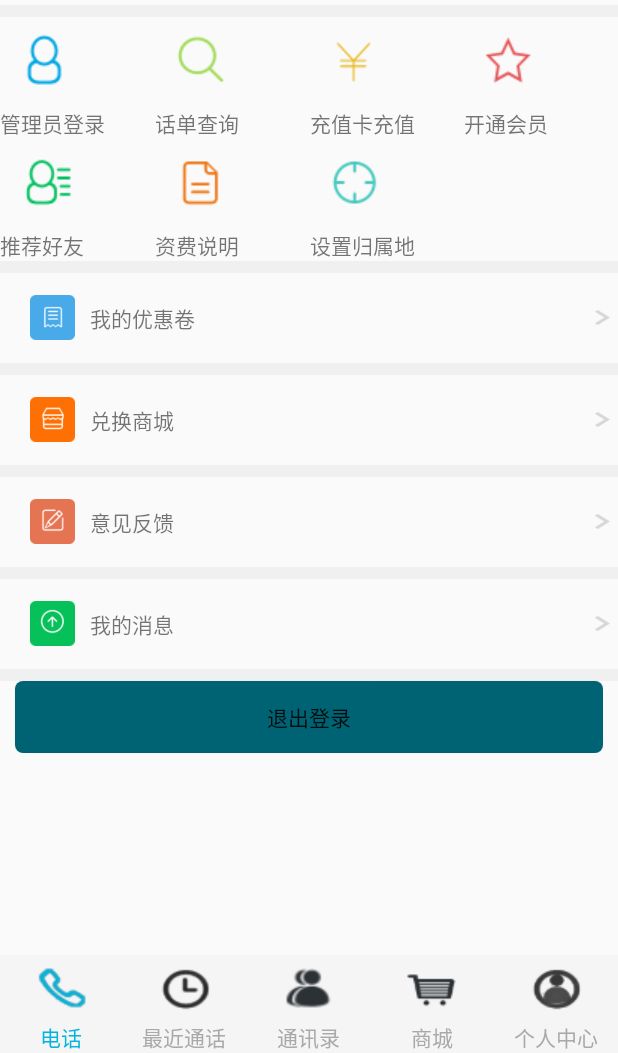
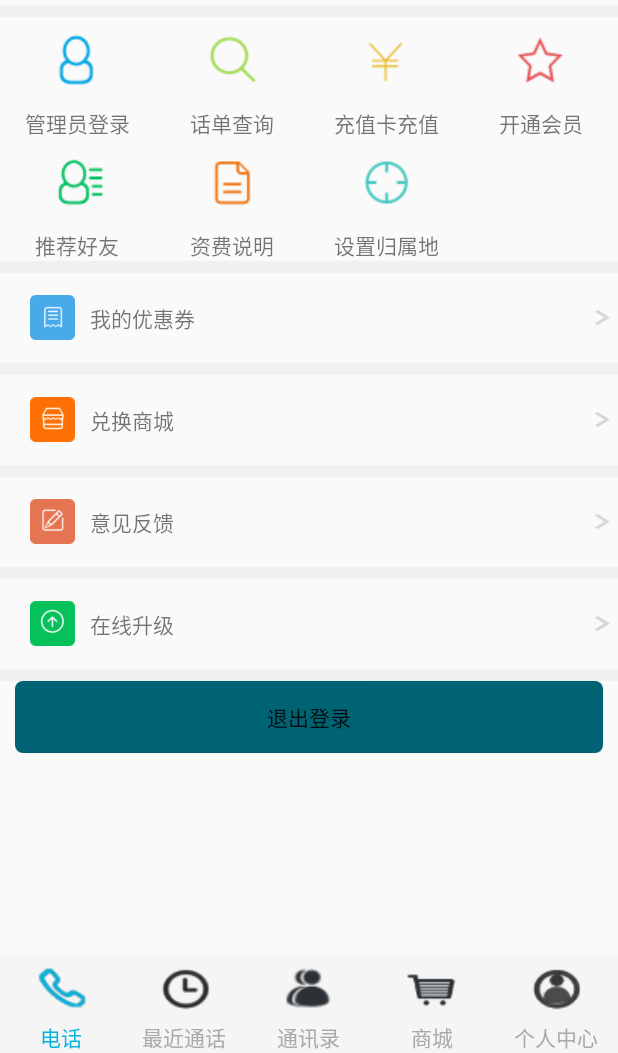
Before and after one commit to cpf1969210/Phone, an Android app: the fragment FragmentMe placed in its activity, on a phone screen of 412 x 824 dp, the part 183-1236 px from its top. Run offline under Robolectric (Android 15) with nearby library versions, the phone set to English and light mode, and no system bars.

Commit message:
2016.3.8下午

```diff
--- a/app/src/main/AndroidManifest.xml
+++ b/app/src/main/AndroidManifest.xml
@@ -40,6 +40,10 @@
         <activity
             android:name=".FragmentRecent"
             android:label="@string/title_activity_fragment_recent"
+            android:theme="@style/AppTheme.NoActionBar" />
+        <activity
+            android:name=".FragmentMe_login"
+            android:label="@string/title_activity_fragment_me_login"
             android:theme="@style/AppTheme.NoActionBar"></activity>
     </application>
 
--- a/app/src/main/java/com/example/chen/phone/FragmentMe.java
+++ b/app/src/main/java/com/example/chen/phone/FragmentMe.java
@@ -1,11 +1,15 @@
 package com.example.chen.phone;
 
+import android.content.Intent;
 import android.os.Bundle;
 import android.support.annotation.Nullable;
 import android.support.v4.app.Fragment;
 import android.view.LayoutInflater;
 import android.view.View;
 import android.view.ViewGroup;
+import android.widget.ImageView;
+import android.widget.TextView;
+
 /**
  * @author chen
  * 2016/2/26
@@ -22,8 +26,29 @@ public class FragmentMe extends Fragment {
     public View onCreateView(LayoutInflater inflater, ViewGroup container,  Bundle savedInstanceState) {
         // TODO Auto-generated method stub
 
-        return inflater.inflate(R.layout.fragement_me, container, false);
-
+         View view=inflater.inflate(R.layout.fragement_me, container, false);
+        ImageView login=(ImageView)view.findViewById(R.id.admin_login);
+        TextView text_login=(TextView)view.findViewById(R.id.text_login);
+        login.setOnClickListener(listener);
+        text_login.setOnClickListener(listener);
+        return view;
 
     }
-}
+    private View.OnClickListener listener = new View.OnClickListener() {
+        @Override
+        public void onClick(View v) {
+            switch (v.getId()) {
+                case R.id.admin_login:
+                    Intent intent=new Intent();
+                    intent.setClass(getActivity(),FragmentMe_login.class);
+                    startActivity(intent);
+                    break;
+                case R.id.text_login:
+                    Intent intent1=new Intent();
+                    intent1.setClass(getActivity(),FragmentMe_login.class);
+                    startActivity(intent1);
+                    break;
+            }
+        }
+    };
+    }
--- a/app/src/main/res/layout/fragement_me.xml
+++ b/app/src/main/res/layout/fragement_me.xml
@@ -123,14 +123,16 @@
                     <ImageView
                         android:layout_width="wrap_content"
                         android:layout_height="wrap_content"
-                        android:id="@+id/imageView"
+                        android:id="@+id/admin_login"
+                        android:layout_gravity="center"
                         android:background="@drawable/alogo_admin"/>
 
                     <TextView
                         android:layout_width="wrap_content"
                         android:layout_height="wrap_content"
                         android:text="管理员登录"
-                        android:id="@+id/textView20" />
+                        android:layout_gravity="center"
+                        android:id="@+id/text_login" />
                 </LinearLayout>
 
                 <LinearLayout
@@ -143,12 +145,14 @@
                         android:layout_width="wrap_content"
                         android:layout_height="wrap_content"
                         android:id="@+id/imageView2"
+                        android:layout_gravity="center"
                         android:background="@drawable/alogo_query"/>
 
                     <TextView
                         android:layout_width="wrap_content"
                         android:layout_height="wrap_content"
                         android:text="话单查询"
+                        android:layout_gravity="center"
                         android:id="@+id/textView21" />
                 </LinearLayout>
 
@@ -162,12 +166,14 @@
                         android:layout_width="wrap_content"
                         android:layout_height="wrap_content"
                         android:id="@+id/imageView3"
+                        android:layout_gravity="center"
                         android:background="@drawable/alogo_recharge"/>
 
                     <TextView
                         android:layout_width="wrap_content"
                         android:layout_height="wrap_content"
                         android:text="充值卡充值"
+                        android:layout_gravity="center"
                         android:id="@+id/textView22" />
                 </LinearLayout>
 
@@ -181,12 +187,14 @@
                         android:layout_width="wrap_content"
                         android:layout_height="wrap_content"
                         android:id="@+id/imageView4"
+                        android:layout_gravity="center"
                         android:background="@drawable/alogo_member"/>
 
                     <TextView
                         android:layout_width="wrap_content"
                         android:layout_height="wrap_content"
                         android:text="开通会员"
+                        android:layout_gravity="center"
                         android:id="@+id/textView23" />
                 </LinearLayout>
             </LinearLayout>
@@ -207,12 +215,14 @@
                         android:layout_width="wrap_content"
                         android:layout_height="wrap_content"
                         android:id="@+id/imageView5"
+                        android:layout_gravity="center"
                         android:background="@drawable/alogo_friends"/>
 
                     <TextView
                         android:layout_width="wrap_content"
                         android:layout_height="wrap_content"
                         android:text="推荐好友"
+                        android:layout_gravity="center"
                         android:id="@+id/textView24" />
                 </LinearLayout>
 
@@ -226,12 +236,14 @@
                         android:layout_width="wrap_content"
                         android:layout_height="wrap_content"
                         android:id="@+id/imageView6"
+                        android:layout_gravity="center"
                         android:background="@drawable/alogo_description"/>
 
                     <TextView
                         android:layout_width="wrap_content"
                         android:layout_height="wrap_content"
                         android:text="资费说明"
+                        android:layout_gravity="center"
                         android:id="@+id/textView25" />
                 </LinearLayout>
 
@@ -245,12 +257,14 @@
                         android:layout_width="wrap_content"
                         android:layout_height="wrap_content"
                         android:id="@+id/imageView7"
+                        android:layout_gravity="center"
                         android:background="@drawable/alogo_ownership"/>
 
                     <TextView
                         android:layout_width="wrap_content"
                         android:layout_height="wrap_content"
                         android:text="设置归属地"
+                        android:layout_gravity="center"
                         android:id="@+id/textView26" />
                 </LinearLayout>
 
@@ -301,7 +315,7 @@
                         android:layout_centerVertical="true"
                         android:layout_marginLeft="10dp"
                         android:layout_toRightOf="@+id/info_icon"
-                        android:text="我的优惠卷" />
+                        android:text="我的优惠券" />
 
 
 
@@ -428,7 +442,7 @@
                         android:layout_centerVertical="true"
                         android:layout_marginLeft="10dp"
                         android:layout_toRightOf="@+id/upgrade"
-                        android:text="我的消息" />
+                        android:text="在线升级" />
 
 
 
--- a/app/src/main/res/values/strings.xml
+++ b/app/src/main/res/values/strings.xml
@@ -9,4 +9,5 @@
     <string name="maillist">通讯录</string>
     <string name="title_activity_call">Call</string>
     <string name="title_activity_fragment_recent">FragmentRecent</string>
+    <string name="title_activity_fragment_me_login">FragmentMe_login</string>
 </resources>
```
Also changed, not shown: app/src/main/java/com/example/chen/phone/Call.java (+35 -1 lines), app/src/main/java/com/example/chen/phone/FragmentMe_login.java (added, +24 -0 lines), app/src/main/java/com/example/chen/phone/FragmentPhone.java (+12 -0 lines), app/src/main/java/com/example/chen/phone/FragmentRecent.java (+0 -45 lines), app/src/main/res/layout/activity_fragmentme_login.xml (added, +83 -0 lines), app/src/main/res/layout/call.xml (+6 -2 lines), app/src/main/res/drawable/back.png (added).
